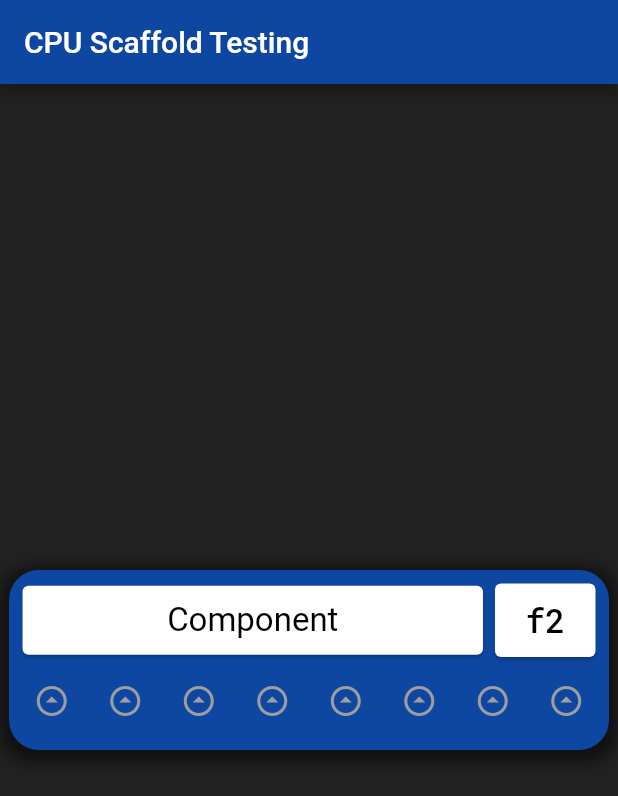
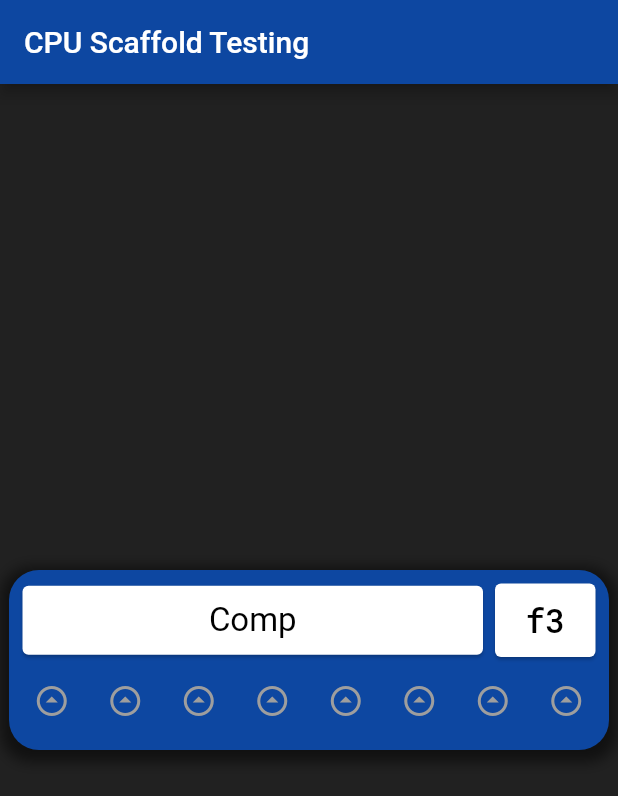
Before and after one commit to trylaarsdam/guitesting, a Flutter app: the screen it shows after launch, on a phone screen of 412 x 824 dp. Shown: the top 796 px of the screen. Run offline on Flutter 3.47's test engine with Material 2 defaults, Android fonts, the phone set to English and light mode, and no system bars.

Commit message:
fixed data routing

```diff
--- a/flutterdesktop/lib/cpu_component.dart
+++ b/flutterdesktop/lib/cpu_component.dart
@@ -2,8 +2,8 @@ import 'package:flutter/material.dart';
 import 'dart:math' as math;
 
 class ComponentWidget extends StatefulWidget {
-  ComponentWidget({Key key, this.title}) : super(key: key);
-  final String title;
+  final String name;
+  ComponentWidget({this.name});
 
   @override
   _ComponentWidgetState createState() => _ComponentWidgetState();
@@ -42,7 +42,7 @@ class _ComponentWidgetState extends State<ComponentWidget>{
                 child: new Card(
                   child: Padding(
                     padding: EdgeInsets.all(10.0),
-                    child: new Text("Component", style: TextStyle(color: Colors.black, fontSize:22), textAlign: TextAlign.center,)
+                    child: new Text(widget.name, style: TextStyle(color: Colors.black, fontSize:22), textAlign: TextAlign.center,)
                   )
                 ),
               ),
@@ -52,7 +52,7 @@ class _ComponentWidgetState extends State<ComponentWidget>{
                   new Card(
                     child: Padding(
                       padding: EdgeInsets.all(10),
-                      child: new Text("f2", style: TextStyle(color: Colors.black, fontSize:22, fontFamily:'RobotoMono'), textAlign: TextAlign.center,)
+                      child: new Text("f3", style: TextStyle(color: Colors.black, fontSize:22, fontFamily:'RobotoMono'), textAlign: TextAlign.center,)
                     )
                   )
               ),
--- a/flutterdesktop/lib/main.dart
+++ b/flutterdesktop/lib/main.dart
@@ -1,5 +1,5 @@
 import 'package:flutter/material.dart';
-import 'dart:math' as math;
+import 'cpu_component.dart';
 
 void main() {
   runApp(MyApp());
@@ -55,136 +55,7 @@ class _MyHomePageState extends State<MyHomePage> {
         ),
         backgroundColor: Colors.grey[900],
         body: Center(
-          child: Container(
-            width: 400,
-            height: 120,
-            decoration: BoxDecoration(
-              color: Colors.blue[900],
-              borderRadius: BorderRadius.all(Radius.circular(20.0)),
-              boxShadow: [
-                BoxShadow(
-                  color: Colors.black.withOpacity(0.5),
-                  spreadRadius: 5,
-                  blurRadius: 7,
-                  offset: Offset(0, 3), // changes position of shadow
-                ),
-              ],
-            ),
-            child: new Column(
-              children: [
-                new Padding(
-                  padding: EdgeInsets.all(2.5),
-                ),
-                new Row(
-                  children: [
-                    new Padding(
-                      padding:EdgeInsets.all(2.5),
-                    ),
-                    new Expanded(
-                      child: new Card(
-                        child: Padding(
-                          padding: EdgeInsets.all(10.0),
-                          child: new Text("Component", style: TextStyle(color: Colors.black, fontSize:22), textAlign: TextAlign.center,)
-                        )
-                      ),
-                    ),
-                    new SizedBox(
-                      width: 75,
-                      child:
-                        new Card(
-                          child: Padding(
-                            padding: EdgeInsets.all(10),
-                            child: new Text("f2", style: TextStyle(color: Colors.black, fontSize:22, fontFamily:'RobotoMono'), textAlign: TextAlign.center,)
-                          )
-                        )
-                    ),
-                    new Padding(
-                      padding: EdgeInsets.all(2.5),
-                    )
-                  ]
-                ),
-
-                new Row(
-                  mainAxisAlignment: MainAxisAlignment.center,
-                  children:[
-                    new Center(
-                      child: ToggleButtons(
-                        color: Colors.grey,
-                        selectedColor: Colors.white,
-                        selectedBorderColor: Colors.transparent,
-                        borderColor: Colors.transparent,
-                        borderWidth: 1,
-                        children: [
-                          Tooltip(
-                            message: 'None',
-                            child: Transform.rotate(
-                              angle: math.pi,
-                              child: Icon(Icons.arrow_drop_down_circle_outlined)
-                            ),
-                          ),
-                          Tooltip(
-                            message: 'None',
-                            child: Transform.rotate(
-                              angle: math.pi,
-                              child: Icon(Icons.arrow_drop_down_circle_outlined)
-                            ),
-                          ),
-                          Tooltip(
-                            message: 'None',
-                            child: Transform.rotate(
-                              angle: math.pi,
-                              child: Icon(Icons.arrow_drop_down_circle_outlined)
-                            ),
-                          ),
-                          Tooltip(
-                            message: 'None',
-                            child: Transform.rotate(
-                              angle: math.pi,
-                              child: Icon(Icons.arrow_drop_down_circle_outlined)
-                            ),
-                          ),
-                          Tooltip(
-                            message: 'None',
-                            child: Transform.rotate(
-                              angle: math.pi,
-                              child: Icon(Icons.arrow_drop_down_circle_outlined)
-                            ),
-                          ),
-                          Tooltip(
-                            message: 'LOAD',
-                            child: Transform.rotate(
-                              angle: math.pi,
-                              child: Icon(Icons.arrow_drop_down_circle_outlined)
-                            ),
-                          ),
-                          Tooltip(
-                            message: 'CLR',
-                            child: Transform.rotate(
-                              angle: math.pi,
-                              child: Icon(Icons.arrow_drop_down_circle_outlined)
-                            ),
-                          ),
-                          Tooltip(
-                            message: 'OE',
-                            child: Transform.rotate(
-                              angle: math.pi,
-                              child: Icon(Icons.arrow_drop_down_circle_outlined)
-                            ),
-                          ),
-                        ],
-                        onPressed: (int index) {
-                          setState(() {
-                            isSelected[index] = !isSelected[index];
-                          });
-                        },
-                        isSelected: isSelected,
-                      )
-                    ),
-                  ]
-                )
-              ],
-            ),
-          )
+          child: ComponentWidget(name: "Comp")
         )
       ),
     );
```
